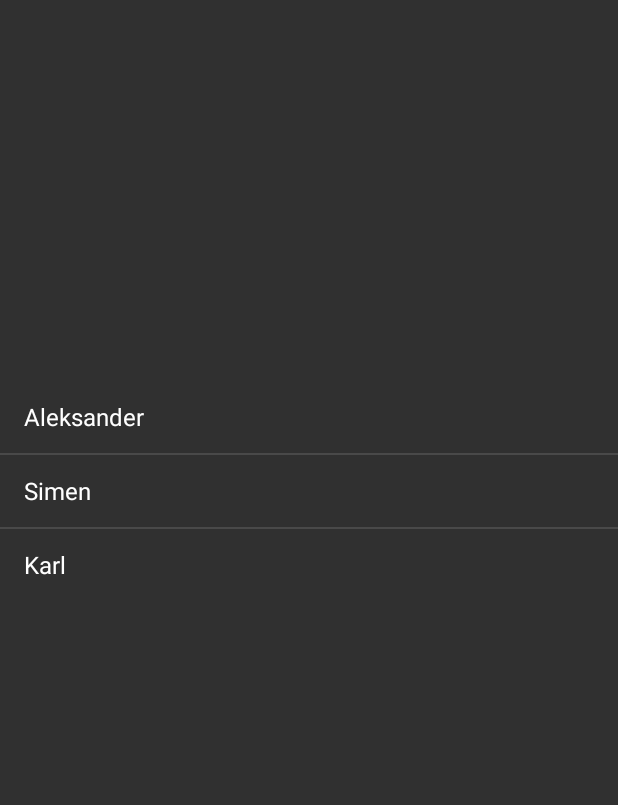
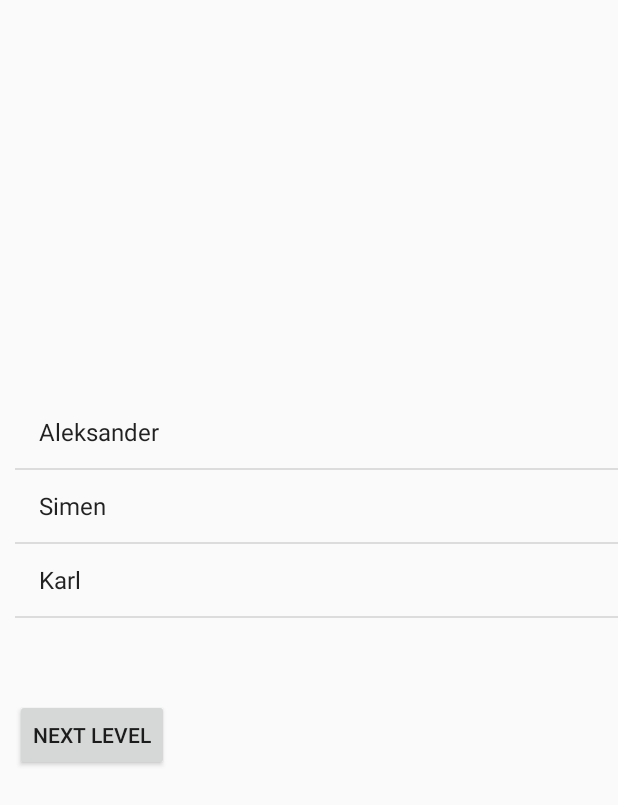
Before and after one commit to junnae/NavneappTesting, an Android app: the screen it shows after launch (MainActivity), on a phone screen of 412 x 824 dp. Shown: the top 805 px of the screen. Run offline under Robolectric (Android 15) with nearby library versions, the phone set to English and light mode, and no system bars.

Commit message:
Updated a bit

```diff
--- a/app/src/main/AndroidManifest.xml
+++ b/app/src/main/AndroidManifest.xml
@@ -1,12 +1,13 @@
 <?xml version="1.0" encoding="utf-8"?>
 <manifest xmlns:android="http://schemas.android.com/apk/res/android"
-    package="no.hib.navneapp" >
+    package="no.hib.navneapp">
+
 
     <application
         android:allowBackup="true"
         android:icon="@drawable/ic_launcher"
         android:label="@string/app_name"
-        android:theme="@style/Theme.AppCompat" >
+        android:theme="@style/AppTheme" >
         <activity
             android:name=".MainActivity"
             android:label="@string/app_name" >
--- a/app/src/main/java/no/hib/navneapp/MainActivity.java
+++ b/app/src/main/java/no/hib/navneapp/MainActivity.java
@@ -2,7 +2,7 @@ package no.hib.navneapp;
 
 import android.app.Activity;
 import android.content.Intent;
-import android.support.annotation.NonNull;
+//import android.support.annotation.NonNull;
 import android.support.v7.app.ActionBarActivity;
 import android.support.v7.app.ActionBar;
 import android.support.v4.app.Fragment;
@@ -15,6 +15,7 @@ import android.view.ViewGroup;
 import android.os.Build;
 import android.widget.AdapterView;
 import android.widget.ArrayAdapter;
+import android.widget.Button;
 import android.widget.ImageView;
 import android.widget.ListView;
 import android.widget.SimpleAdapter;
@@ -38,6 +39,10 @@ public class MainActivity extends Activity {
     Person k = new Person("Karl", R.drawable.tumblr_3);
     Person[]  persons = { a, s, k};
     ImageView img;
+    Button next;
+    boolean clicked = false;
+    int imageId;
+    int sel;
 
 
 
@@ -46,6 +51,8 @@ public class MainActivity extends Activity {
         super.onCreate(savedInstanceState);
         setContentView(R.layout.activity_main);
         img = (ImageView)findViewById(R.id.custom);
+        next = (Button) findViewById(R.id.buttonProgress);
+        next.setText("Next level");
 
         ArrayAdapter<Person> itemAdapter = new ArrayAdapter<Person>(this, android.R.layout.simple_list_item_1, persons);
         ListView listView = ( ListView ) findViewById(R.id.listview);
@@ -58,7 +65,8 @@ public class MainActivity extends Activity {
                                     long id) {
 
                 Person o = (Person) parent.getAdapter().getItem(position);
-                int sel = o.getPicture();
+                sel = o.getPicture();
+                imageId = sel;
 
                 img.setImageResource(sel);
                 img.setVisibility(View.VISIBLE);
@@ -72,6 +80,10 @@ public class MainActivity extends Activity {
 
     }
 
+
+    public int getImageId(){
+        return imageId;
+    }
 
     @Override
     public boolean onCreateOptionsMenu(Menu menu) {
@@ -102,6 +114,21 @@ public class MainActivity extends Activity {
     }
 
 
+    public void onClick(View v) {
+
+        if (!clicked) {
+            if (v.getId() == R.id.buttonProgress) {
+                Intent intent = new Intent(this, ImageModeActivity.class);
+                startActivity(intent);
+                finish();
+
+            }
+
+
+        }
+    }
+
+
     /**
      * A placeholder fragment containing a simple view.
      */
--- a/app/src/main/res/layout/activity_main.xml
+++ b/app/src/main/res/layout/activity_main.xml
@@ -1,7 +1,9 @@
 <LinearLayout xmlns:android="http://schemas.android.com/apk/res/android"
     android:layout_width="fill_parent"
     android:layout_height="fill_parent"
-    android:orientation="vertical" >
+    android:orientation="vertical"
+    android:paddingTop="10dp"
+    android:paddingLeft="10dp">
 
     <ImageView
         android:id="@+id/custom"
@@ -12,9 +14,17 @@
 
     <ListView
     android:layout_width="wrap_content"
-    android:layout_height="wrap_content"
+    android:layout_height="202dp"
     android:id="@+id/listview"
     android:layout_gravity="left|top"
     xmlns:android="http://schemas.android.com/apk/res/android" />
 
+
+    <Button
+    android:layout_width="wrap_content"
+    android:layout_height="wrap_content"
+    android:text="New Button"
+    android:id="@+id/buttonProgress"
+    android:onClick="onClick"/>
+
 </LinearLayout>
--- a/app/src/main/res/values/styles.xml
+++ b/app/src/main/res/values/styles.xml
@@ -1,8 +1,6 @@
+<?xml version="1.0" encoding="utf-8"?>
 <resources>
-
-    <!-- Base application theme. -->
-    <style name="AppTheme" parent="@style/Theme.AppCompat">
-        <!-- Customize your theme here. -->
+    <!--<style name="AppTheme" parent="android:Theme.Material.Light">-->
+    <style name="AppTheme" parent="Theme.AppCompat.Light.DarkActionBar">
     </style>
-
-</resources>
+ </resources>
```
Also changed, not shown: app/build.gradle (+5 -2 lines), app/src/main/java/no/hib/navneapp/GuessingActivity.java (+21 -0 lines), app/src/main/java/no/hib/navneapp/ImageModeActivity.java (+24 -0 lines), app/src/main/java/no/hib/navneapp/tests/GuessingActivityTest.java (+37 -13 lines), app/src/main/java/no/hib/navneapp/tests/ImageModeActivityTest.java (+16 -0 lines), app/src/main/java/no/hib/navneapp/tests/MainActivityTest.java (+92 -24 lines), app/src/main/res/layout/activity_guessing.xml (+15 -4 lines), app/src/main/res/layout/activity_image_mode.xml (+16 -2 lines).
